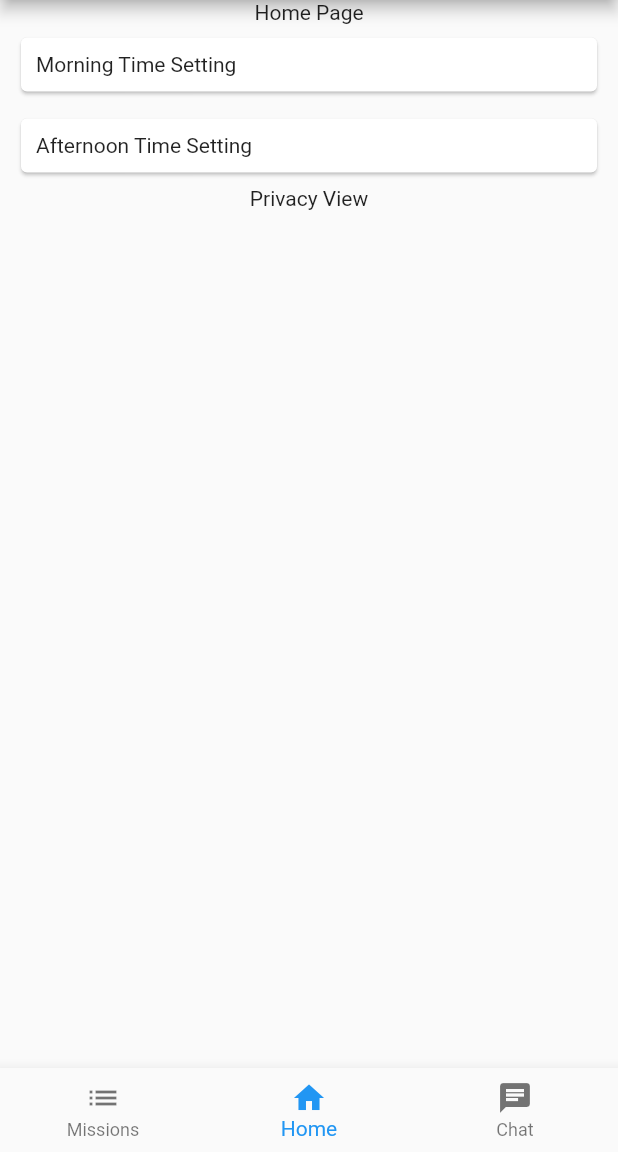
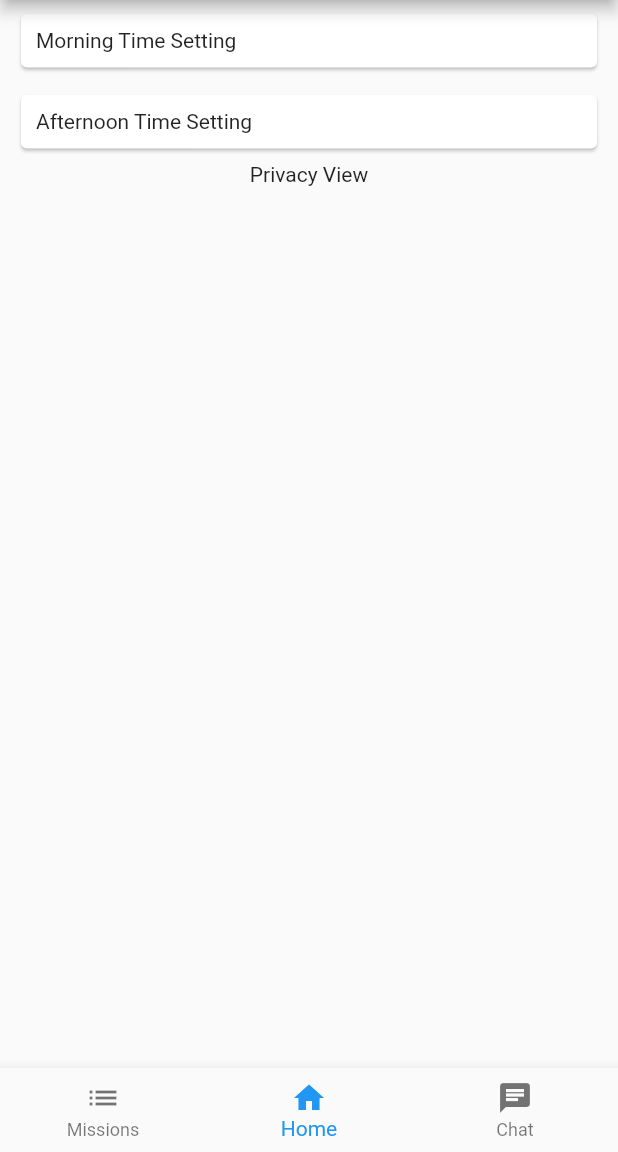
Before and after one commit to GDSC-CAU/Wiro-Flutter-App, a Flutter app: the screen it shows after launch, on a phone screen of 412 x 824 dp, the part 84-1236 px from its top. Run offline on Flutter 3.47's test engine with Material 2 defaults, Android fonts, the phone set to English and light mode, and no system bars.

Commit message:
Update Home.dart : Removed Unnessary Temporary UI Element

```diff
--- a/lib/pages/Home.dart
+++ b/lib/pages/Home.dart
@@ -7,7 +7,6 @@ class HomePage extends StatelessWidget {
   Widget build(BuildContext context) {
     return Column(
       children: const [
-        Text("Home Page"),
         HomeTimeSetting(),
         HomePrivacy()
       ]
```
